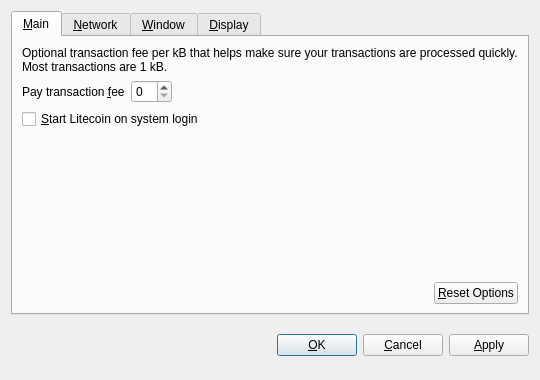
First picture: the form in src/qt/forms/optionsdialog.ui, repository woodedlawn/woodcoin, before the edit.
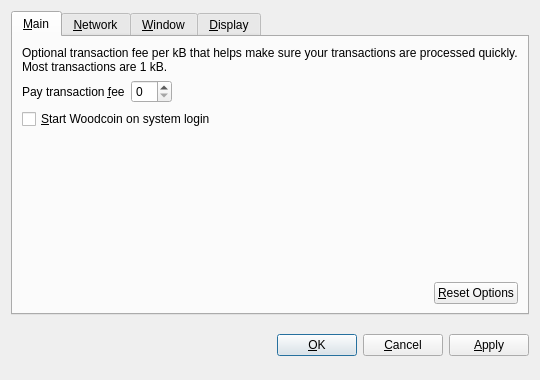
Second picture: the form after the edit. Custom widgets are drawn as their Qt base class.

```diff
--- a/src/qt/forms/optionsdialog.ui
+++ b/src/qt/forms/optionsdialog.ui
@@ -82,7 +82,7 @@
           <string>Automatically start Litecoin after logging in to the system.</string>
          </property>
          <property name="text">
-          <string>&amp;Start Litecoin on system login</string>
+          <string>&amp;Start Woodcoin on system login</string>
          </property>
         </widget>
        </item>
```
Left out of the diff: 10 changed lines with no effect on the pictures.
